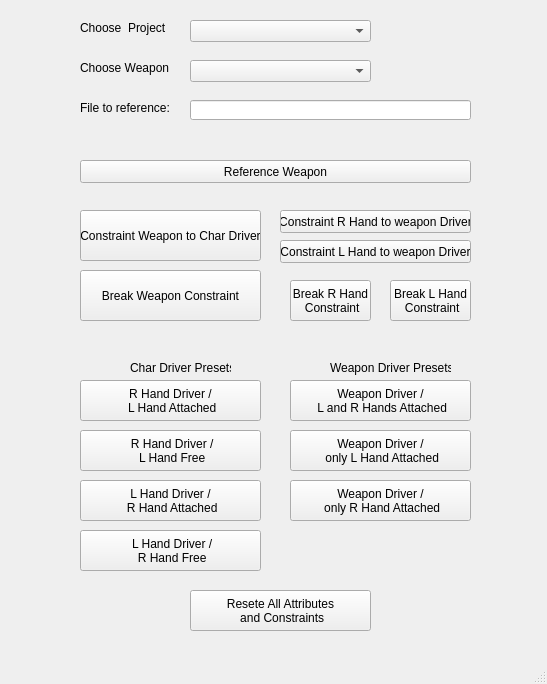
Above: area_tools/anim/parentWeaponTool.ui from gastonsbodio/maya_project_manager before the change. Below: the same form after it.
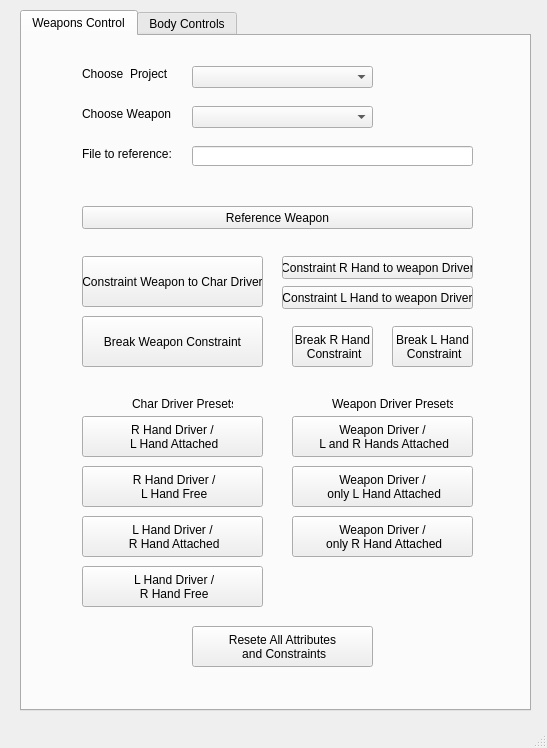
That is the form after the change. The open tabs and pages were chosen to show the change.

Commit message: weapon tool incrazing

Patch:
```diff
--- a/area_tools/anim/parentWeaponTool.ui
+++ b/area_tools/anim/parentWeaponTool.ui
@@ -7,115 +7,33 @@
     <x>0</x>
     <y>0</y>
     <width>547</width>
-    <height>684</height>
+    <height>748</height>
    </rect>
   </property>
   <property name="windowTitle">
    <string>Weapon Parent Tool</string>
   </property>
   <widget class="QWidget" name="centralwidget">
-   <widget class="QComboBox" name="comboB_choose_weap">
+   <widget class="QTabWidget" name="tabWidget">
     <property name="geometry">
      <rect>
-      <x>190</x>
-      <y>60</y>
-      <width>181</width>
-      <height>22</height>
+      <x>20</x>
+      <y>10</y>
+      <width>511</width>
+      <height>701</height>
      </rect>
     </property>
-   </widget>
-   <widget class="QLabel" name="lab_choose_weapon">
-    <property name="geometry">
-     <rect>
-      <x>80</x>
-      <y>60</y>
-      <width>101</width>
-      <height>16</height>
-     </rect>
+    <property name="currentIndex">
+     <number>1</number>
     </property>
-    <property name="text">
-     <string>Choose Weapon</string>
-    </property>
-   </widget>
-   <widget class="QLabel" name="lab_file_2_ref">
-    <property name="geometry">
-     <rect>
-      <x>80</x>
-      <y>100</y>
-      <width>91</width>
-      <height>16</height>
-     </rect>
-    </property>
-    <property name="text">
-     <string>File to reference:</string>
-    </property>
-   </widget>
-   <widget class="QLineEdit" name="lineEd_file_ref">
-    <property name="geometry">
-     <rect>
-      <x>190</x>
-      <y>100</y>
-      <width>281</width>
-      <height>20</height>
-     </rect>
-    </property>
-   </widget>
-   <widget class="QPushButton" name="pushBut_ref_weap">
-    <property name="geometry">
-     <rect>
-      <x>80</x>
-      <y>160</y>
-      <width>391</width>
-      <height>23</height>
-     </rect>
-    </property>
-    <property name="text">
-     <string>Reference Weapon</string>
-    </property>
-   </widget>
-   <widget class="QPushButton" name="pushBut_constrain_weap">
-    <property name="geometry">
-     <rect>
-      <x>80</x>
-      <y>210</y>
-      <width>181</width>
-      <height>51</height>
-     </rect>
-    </property>
-    <property name="text">
-     <string>Constraint Weapon to Char Driver</string>
-    </property>
-   </widget>
-   <widget class="QPushButton" name="pushBut_r_hand_constr">
-    <property name="geometry">
-     <rect>
-      <x>280</x>
-      <y>210</y>
-      <width>191</width>
-      <height>23</height>
-     </rect>
-    </property>
-    <property name="text">
-     <string>Constraint R Hand to weapon Driver</string>
-    </property>
-   </widget>
-   <widget class="QPushButton" name="pushBut_l_hand_constr">
-    <property name="geometry">
-     <rect>
-      <x>280</x>
-      <y>240</y>
-      <width>191</width>
-      <height>23</height>
-     </rect>
-    </property>
-    <property name="text">
-     <string>Constraint L Hand to weapon Driver</string>
-    </property>
-   </widget>
+    <widget class="QWidget" name="tab_weap">
+     <attribute name="title">
+      <string>Weapons Control</string>
+     </attribute>
    <widget class="QPushButton" name="pushBut_r_h_driver_l_attach">
     <property name="geometry">
      <rect>
-      <x>80</x>
+        <x>60</x>
       <y>380</y>
       <width>181</width>
       <height>41</height>
@@ -126,24 +44,51 @@
  L Hand Attached</string>
     </property>
    </widget>
-   <widget class="QPushButton" name="pushBut_r_h_driver_l_free">
+     <widget class="QPushButton" name="pushBut_weap_driver_r_hand_attach">
     <property name="geometry">
      <rect>
-      <x>80</x>
-      <y>430</y>
+        <x>270</x>
+        <y>480</y>
       <width>181</width>
       <height>41</height>
      </rect>
     </property>
     <property name="text">
-     <string> R Hand Driver /
- L Hand Free</string>
+       <string>Weapon Driver /
+ only R Hand Attached</string>
+      </property>
+     </widget>
+     <widget class="QPushButton" name="pushBut_break_r_h_const">
+      <property name="geometry">
+       <rect>
+        <x>270</x>
+        <y>290</y>
+        <width>81</width>
+        <height>41</height>
+       </rect>
+      </property>
+      <property name="text">
+       <string>Break R Hand
+ Constraint</string>
+      </property>
+     </widget>
+     <widget class="QPushButton" name="pushBut_r_hand_constr">
+      <property name="geometry">
+       <rect>
+        <x>260</x>
+        <y>220</y>
+        <width>191</width>
+        <height>23</height>
+       </rect>
+      </property>
+      <property name="text">
+       <string>Constraint R Hand to weapon Driver</string>
     </property>
    </widget>
    <widget class="QPushButton" name="pushBut_l_h_driver_r_attach">
     <property name="geometry">
      <rect>
-      <x>80</x>
+        <x>60</x>
       <y>480</y>
       <width>181</width>
       <height>41</height>
@@ -154,10 +99,74 @@
  R Hand Attached</string>
     </property>
    </widget>
+     <widget class="QPushButton" name="pushBut_r_h_driver_l_free">
+      <property name="geometry">
+       <rect>
+        <x>60</x>
+        <y>430</y>
+        <width>181</width>
+        <height>41</height>
+       </rect>
+      </property>
+      <property name="text">
+       <string> R Hand Driver /
+ L Hand Free</string>
+      </property>
+     </widget>
+     <widget class="QPushButton" name="pushBut_weap_driver_l_hand_attach">
+      <property name="geometry">
+       <rect>
+        <x>270</x>
+        <y>430</y>
+        <width>181</width>
+        <height>41</height>
+       </rect>
+      </property>
+      <property name="text">
+       <string>Weapon Driver /
+ only L Hand Attached</string>
+      </property>
+     </widget>
+     <widget class="QLabel" name="lab_choose_project">
+      <property name="geometry">
+       <rect>
+        <x>60</x>
+        <y>30</y>
+        <width>101</width>
+        <height>16</height>
+       </rect>
+      </property>
+      <property name="text">
+       <string>Choose  Project</string>
+      </property>
+     </widget>
+     <widget class="QComboBox" name="comboB_choose_project">
+      <property name="geometry">
+       <rect>
+        <x>170</x>
+        <y>30</y>
+        <width>181</width>
+        <height>22</height>
+       </rect>
+      </property>
+     </widget>
+     <widget class="QPushButton" name="pushBut_break_wea_constr">
+      <property name="geometry">
+       <rect>
+        <x>60</x>
+        <y>280</y>
+        <width>181</width>
+        <height>51</height>
+       </rect>
+      </property>
+      <property name="text">
+       <string>Break Weapon Constraint</string>
+      </property>
+     </widget>
    <widget class="QPushButton" name="pushBut_l_h_driver_r_free">
     <property name="geometry">
      <rect>
-      <x>80</x>
+        <x>60</x>
       <y>530</y>
       <width>181</width>
       <height>41</height>
@@ -171,7 +180,7 @@
    <widget class="QPushButton" name="pushBut_weap_driver_hands_attach">
     <property name="geometry">
      <rect>
-      <x>290</x>
+        <x>270</x>
       <y>380</y>
       <width>181</width>
       <height>41</height>
@@ -182,38 +191,49 @@
  L and R Hands Attached</string>
     </property>
    </widget>
-   <widget class="QPushButton" name="pushBut_weap_driver_l_hand_attach">
+     <widget class="QLabel" name="lab_choose_weapon">
     <property name="geometry">
      <rect>
-      <x>290</x>
-      <y>430</y>
-      <width>181</width>
-      <height>41</height>
+        <x>60</x>
+        <y>70</y>
+        <width>101</width>
+        <height>16</height>
      </rect>
     </property>
     <property name="text">
-     <string>Weapon Driver /
- only L Hand Attached</string>
-    </property>
-   </widget>
-   <widget class="QPushButton" name="pushBut_weap_driver_r_hand_attach">
+       <string>Choose Weapon</string>
+      </property>
+     </widget>
+     <widget class="QPushButton" name="pushBut_ref_weap">
     <property name="geometry">
      <rect>
-      <x>290</x>
-      <y>480</y>
+        <x>60</x>
+        <y>170</y>
+        <width>391</width>
+        <height>23</height>
+       </rect>
+      </property>
+      <property name="text">
+       <string>Reference Weapon</string>
+      </property>
+     </widget>
+     <widget class="QPushButton" name="pushBut_constrain_weap">
+      <property name="geometry">
+       <rect>
+        <x>60</x>
+        <y>220</y>
       <width>181</width>
-      <height>41</height>
+        <height>51</height>
      </rect>
     </property>
     <property name="text">
-     <string>Weapon Driver /
- only R Hand Attached</string>
+       <string>Constraint Weapon to Char Driver</string>
     </property>
    </widget>
    <widget class="QLabel" name="lab_chars_drivers_presets">
     <property name="geometry">
      <rect>
-      <x>130</x>
+        <x>110</x>
       <y>360</y>
       <width>101</width>
       <height>16</height>
@@ -226,7 +246,7 @@
    <widget class="QLabel" name="lab_weapon_drivers_presets">
     <property name="geometry">
      <rect>
-      <x>330</x>
+        <x>310</x>
       <y>360</y>
       <width>121</width>
       <height>16</height>
@@ -236,38 +256,24 @@
      <string>Weapon Driver Presets</string>
     </property>
    </widget>
-   <widget class="QPushButton" name="pushBut_break_wea_constr">
+     <widget class="QLabel" name="lab_file_2_ref">
     <property name="geometry">
      <rect>
-      <x>80</x>
-      <y>270</y>
-      <width>181</width>
-      <height>51</height>
+        <x>60</x>
+        <y>110</y>
+        <width>91</width>
+        <height>16</height>
      </rect>
     </property>
     <property name="text">
-     <string>Break Weapon Constraint</string>
-    </property>
-   </widget>
-   <widget class="QPushButton" name="pushBut_break_r_h_const">
-    <property name="geometry">
-     <rect>
-      <x>290</x>
-      <y>280</y>
-      <width>81</width>
-      <height>41</height>
-     </rect>
-    </property>
-    <property name="text">
-     <string>Break R Hand
- Constraint</string>
+       <string>File to reference:</string>
     </property>
    </widget>
    <widget class="QPushButton" name="pushBut_break_l_h_const">
     <property name="geometry">
      <rect>
-      <x>390</x>
-      <y>280</y>
+        <x>370</x>
+        <y>290</y>
       <width>81</width>
       <height>41</height>
      </rect>
@@ -277,10 +283,43 @@
  Constraint</string>
     </property>
    </widget>
+     <widget class="QLineEdit" name="lineEd_file_ref">
+      <property name="geometry">
+       <rect>
+        <x>170</x>
+        <y>110</y>
+        <width>281</width>
+        <height>20</height>
+       </rect>
+      </property>
+     </widget>
+     <widget class="QPushButton" name="pushBut_l_hand_constr">
+      <property name="geometry">
+       <rect>
+        <x>260</x>
+        <y>250</y>
+        <width>191</width>
+        <height>23</height>
+       </rect>
+      </property>
+      <property name="text">
+       <string>Constraint L Hand to weapon Driver</string>
+      </property>
+     </widget>
+     <widget class="QComboBox" name="comboB_choose_weap">
+      <property name="geometry">
+       <rect>
+        <x>170</x>
+        <y>70</y>
+        <width>181</width>
+        <height>22</height>
+       </rect>
+      </property>
+     </widget>
    <widget class="QPushButton" name="pushBut_ressete_all_attr">
     <property name="geometry">
      <rect>
-      <x>190</x>
+        <x>170</x>
       <y>590</y>
       <width>181</width>
       <height>41</height>
@@ -291,28 +330,139 @@
  and Constraints</string>
     </property>
    </widget>
-   <widget class="QComboBox" name="comboB_choose_project">
+    </widget>
+    <widget class="QWidget" name="tab_body">
+     <attribute name="title">
+      <string>Body Controls</string>
+     </attribute>
+     <widget class="QComboBox" name="comboBCharacters">
     <property name="geometry">
      <rect>
-      <x>190</x>
-      <y>20</y>
-      <width>181</width>
+        <x>20</x>
+        <y>60</y>
+        <width>131</width>
       <height>22</height>
      </rect>
     </property>
    </widget>
-   <widget class="QLabel" name="lab_choose_project">
+     <widget class="QLabel" name="label_charsnamespace">
     <property name="geometry">
      <rect>
-      <x>80</x>
-      <y>20</y>
-      <width>101</width>
+        <x>30</x>
+        <y>30</y>
+        <width>111</width>
       <height>16</height>
      </rect>
     </property>
     <property name="text">
-     <string>Choose  Project</string>
-    </property>
+       <string>Character</string>
+      </property>
+     </widget>
+     <widget class="QPushButton" name="pushButIkarm_l">
+      <property name="geometry">
+       <rect>
+        <x>390</x>
+        <y>340</y>
+        <width>101</width>
+        <height>41</height>
+       </rect>
+      </property>
+      <property name="text">
+       <string>IKArm_L</string>
+      </property>
+     </widget>
+     <widget class="QPushButton" name="pushButIkarm_r">
+      <property name="geometry">
+       <rect>
+        <x>10</x>
+        <y>340</y>
+        <width>101</width>
+        <height>41</height>
+       </rect>
+      </property>
+      <property name="text">
+       <string>IKArm_R</string>
+      </property>
+     </widget>
+     <widget class="QPushButton" name="pushBut_Head">
+      <property name="geometry">
+       <rect>
+        <x>200</x>
+        <y>130</y>
+        <width>101</width>
+        <height>81</height>
+       </rect>
+      </property>
+      <property name="text">
+       <string>FKHead_M</string>
+      </property>
+     </widget>
+     <widget class="QPushButton" name="pushButshoulder_r">
+      <property name="geometry">
+       <rect>
+        <x>10</x>
+        <y>250</y>
+        <width>101</width>
+        <height>41</height>
+       </rect>
+      </property>
+      <property name="text">
+       <string>FKShoulder_R</string>
+      </property>
+     </widget>
+     <widget class="QPushButton" name="pushButshoulder_l">
+      <property name="geometry">
+       <rect>
+        <x>390</x>
+        <y>250</y>
+        <width>101</width>
+        <height>41</height>
+       </rect>
+      </property>
+      <property name="text">
+       <string>FKShoulder_L</string>
+      </property>
+     </widget>
+     <widget class="QPushButton" name="pushButRoot">
+      <property name="geometry">
+       <rect>
+        <x>190</x>
+        <y>490</y>
+        <width>131</width>
+        <height>81</height>
+       </rect>
+      </property>
+      <property name="text">
+       <string>FKroot_M</string>
+      </property>
+     </widget>
+     <widget class="QPushButton" name="pushBut_Scap_l">
+      <property name="geometry">
+       <rect>
+        <x>280</x>
+        <y>220</y>
+        <width>101</width>
+        <height>41</height>
+       </rect>
+      </property>
+      <property name="text">
+       <string>FKScapula_L</string>
+      </property>
+     </widget>
+     <widget class="QPushButton" name="pushBut_Scap_r">
+      <property name="geometry">
+       <rect>
+        <x>130</x>
+        <y>220</y>
+        <width>101</width>
+        <height>41</height>
+       </rect>
+      </property>
+      <property name="text">
+       <string>FKScapula_R</string>
+      </property>
+     </widget>
+    </widget>
    </widget>
   </widget>
   <widget class="QMenuBar" name="menubar">
```
Left out of the diff: 2 changed lines with no effect on the pictures. Lines whose indentation alone changed are shown as unchanged. The commit also changes 13 other files.
